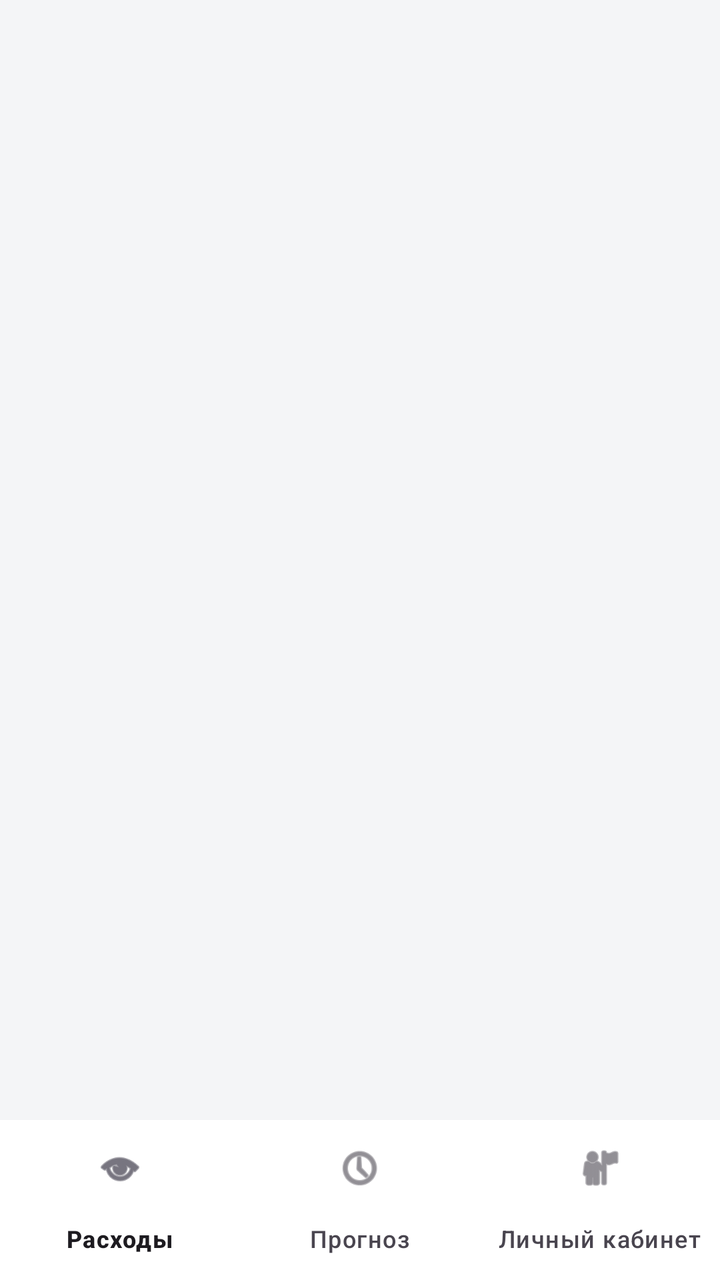
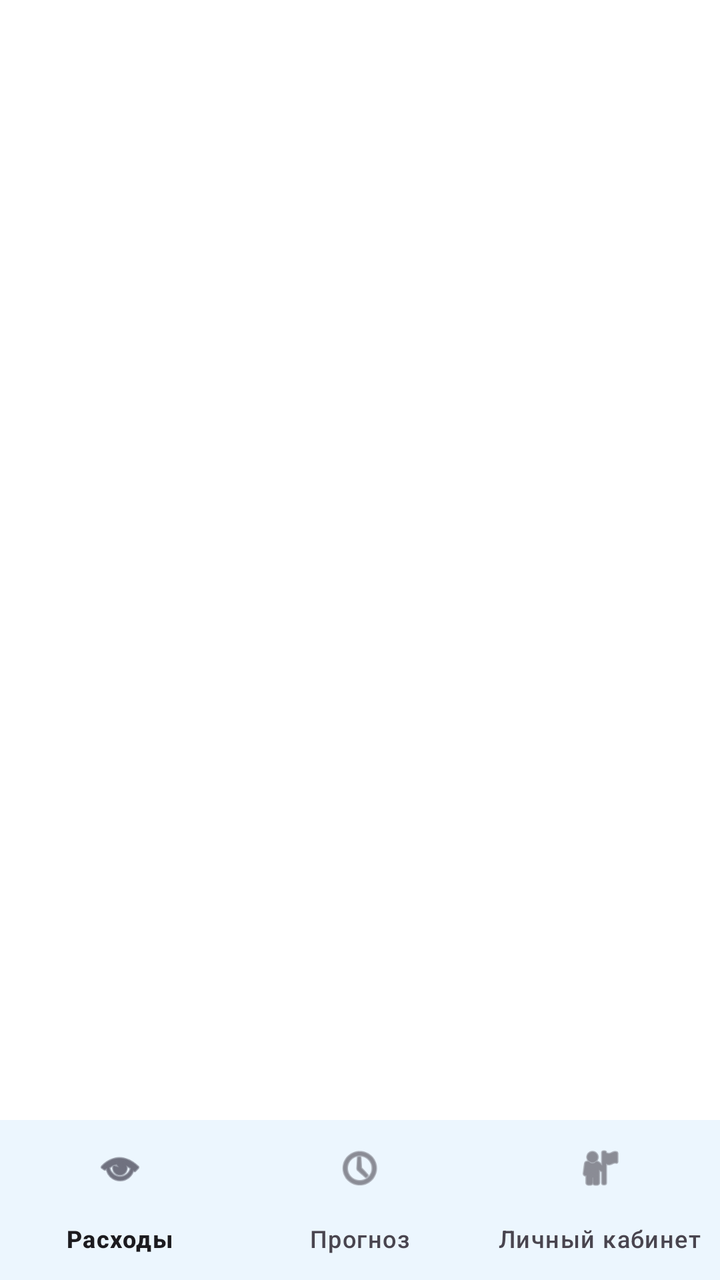

Screens rendered from an Android XML layout before and after an edit, with the pre-edit source and the edit as a unified diff.
<!-- AndroidManifest.xml: application theme Theme.MoneyHelper -->
<!-- res/layout/activity_main.xml -->
<androidx.constraintlayout.widget.ConstraintLayout
    xmlns:android="http://schemas.android.com/apk/res/android"
    xmlns:app="http://schemas.android.com/apk/res-auto"
    android:layout_width="match_parent"
    android:layout_height="match_parent"
    android:background="@color/bg_color">

    
    <FrameLayout
        android:id="@+id/fragmentContainer"
        android:layout_width="match_parent"
        android:layout_height="0dp"
        android:background="@color/bg_color"
        app:layout_constraintBottom_toTopOf="@id/bottomNavigationView"
        app:layout_constraintEnd_toEndOf="parent"
        app:layout_constraintStart_toStartOf="parent"
        app:layout_constraintTop_toTopOf="parent" />
    
    <com.google.android.material.bottomnavigation.BottomNavigationView
        android:id="@+id/bottomNavigationView"
        android:layout_width="match_parent"
        android:layout_height="wrap_content"
        android:background="@color/white"
        app:menu="@menu/bottom_nav_menu"
        app:layout_constraintBottom_toBottomOf="parent"
        app:layout_constraintStart_toStartOf="parent"
        app:layout_constraintEnd_toEndOf="parent"/>

</androidx.constraintlayout.widget.ConstraintLayout>
<!-- resources referenced by this layout -->
<resources>
  <color name="bg_color">#F4F5F7</color>
      
  "
  <color name="white">#FFFFFFFF</color>
  <style name="Theme.MoneyHelper" parent="Base.Theme.MoneyHelper" />
  <style name="Base.Theme.MoneyHelper" parent="Theme.Material3.DayNight.NoActionBar">
          
          
      </style>
</resources>

<!-- the commit's change to res/layout/activity_main.xml (unified diff, before → after) -->
@@ -3,14 +3,14 @@
     xmlns:app="http://schemas.android.com/apk/res-auto"
     android:layout_width="match_parent"
     android:layout_height="match_parent"
-    android:background="@color/bg_color">
+    android:background="?attr/colorSurface">
 
     
     <FrameLayout
         android:id="@+id/fragmentContainer"
         android:layout_width="match_parent"
         android:layout_height="0dp"
-        android:background="@color/bg_color"
+        android:background="?attr/colorSurface"
         app:layout_constraintBottom_toTopOf="@id/bottomNavigationView"
         app:layout_constraintEnd_toEndOf="parent"
         app:layout_constraintStart_toStartOf="parent"
@@ -20,7 +20,7 @@
         android:id="@+id/bottomNavigationView"
         android:layout_width="match_parent"
         android:layout_height="wrap_content"
-        android:background="@color/white"
+        android:background="?attr/colorSurface"
         app:menu="@menu/bottom_nav_menu"
         app:layout_constraintBottom_toBottomOf="parent"
         app:layout_constraintStart_toStartOf="parent"
<!-- resource entries referenced after the edit -->
@@ -1,13 +1,13 @@
 <!-- resources referenced by this layout -->
 <resources>
-  <color name="bg_color">#F4F5F7</color>
-      
-  "
-  <color name="white">#FFFFFFFF</color>
   <style name="Theme.MoneyHelper" parent="Base.Theme.MoneyHelper" />
   <style name="Base.Theme.MoneyHelper" parent="Theme.Material3.DayNight.NoActionBar">
           
           
+          <item name="colorPrimary">#2196F3</item>
+          <item name="colorOnPrimary">#FFFFFF</item>
+          <item name="colorSurface">#FFFFFF</item>
+          <item name="colorOnSurface">#1C1B1F</item>
       </style>
 </resources>
 
